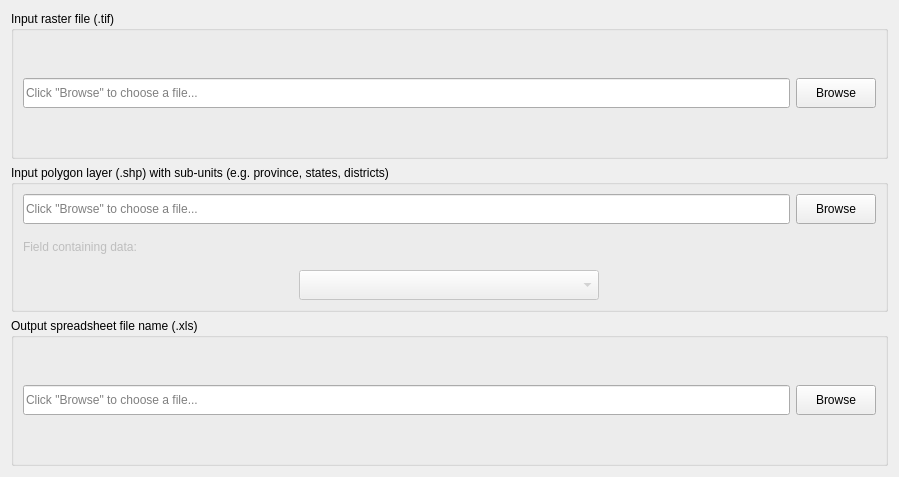
Old version of the form LDMP/gui/WidgetCalcMultSDGSummary.ui in the repository ConservationInternational/trends.earth.
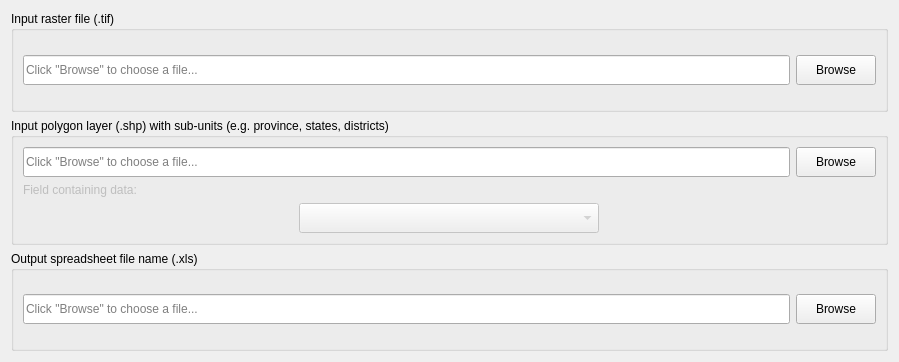
New version of the form.

What changed in the file:
```diff
--- a/LDMP/gui/WidgetCalcMultSDGSummary.ui
+++ b/LDMP/gui/WidgetCalcMultSDGSummary.ui
@@ -7,7 +7,7 @@
     <x>0</x>
     <y>0</y>
     <width>899</width>
-    <height>477</height>
+    <height>362</height>
    </rect>
   </property>
   <property name="sizePolicy">
```
